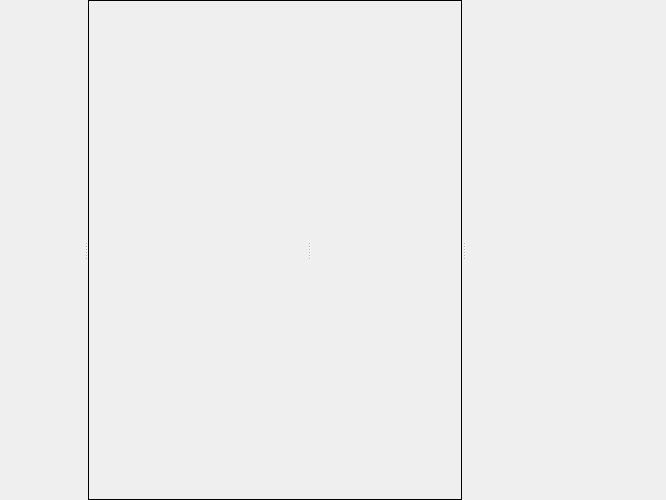
First picture: the form in packages/Mock/Animator/animator.ui, repository tommo/gii, before the edit.
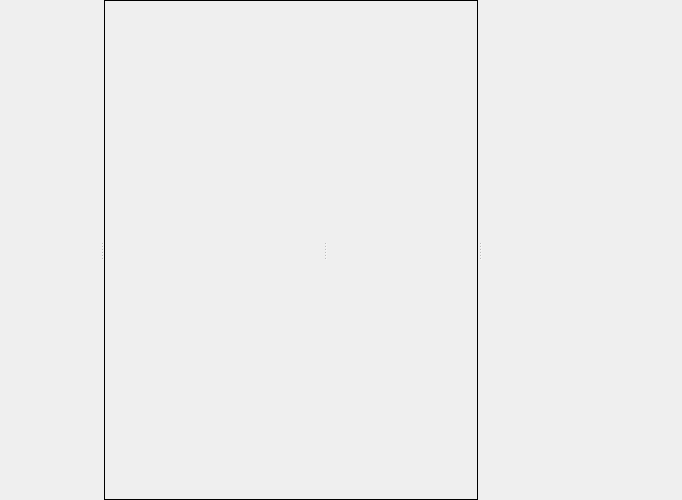
Second picture: the form after the edit.

Patch:
```diff
--- a/packages/Mock/Animator/animator.ui
+++ b/packages/Mock/Animator/animator.ui
@@ -6,7 +6,7 @@
    <rect>
     <x>0</x>
     <y>0</y>
-    <width>666</width>
+    <width>671</width>
     <height>500</height>
    </rect>
   </property>
@@ -40,7 +40,7 @@
       </property>
       <property name="minimumSize">
        <size>
-        <width>80</width>
+        <width>100</width>
         <height>0</height>
        </size>
       </property>
```
